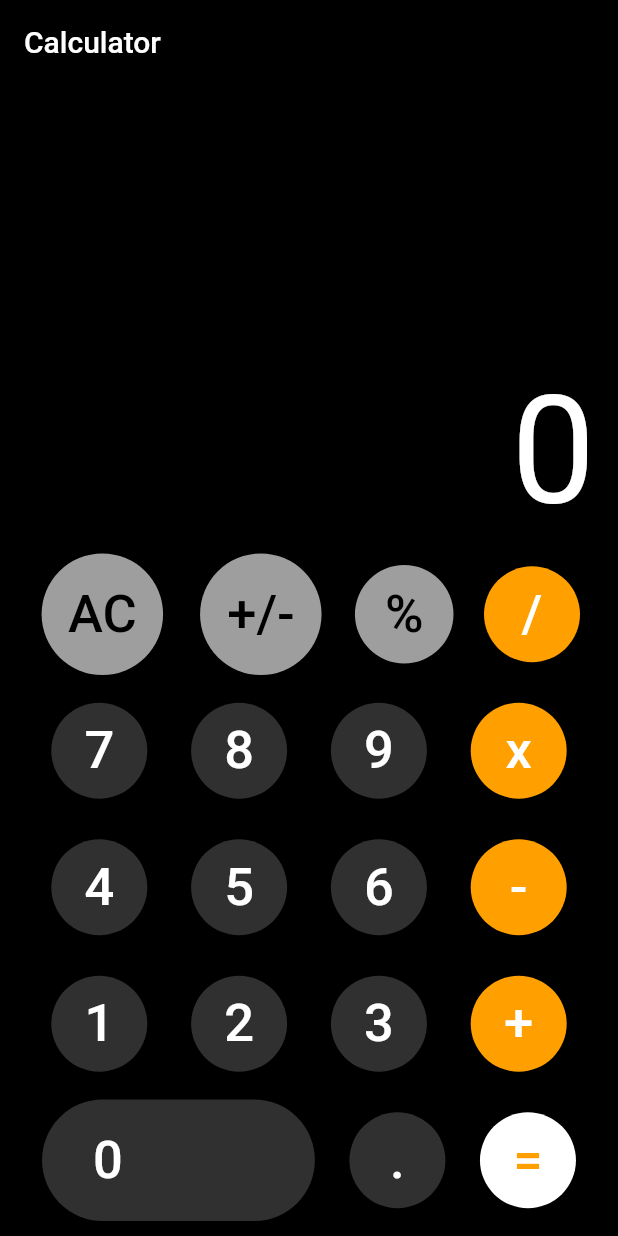
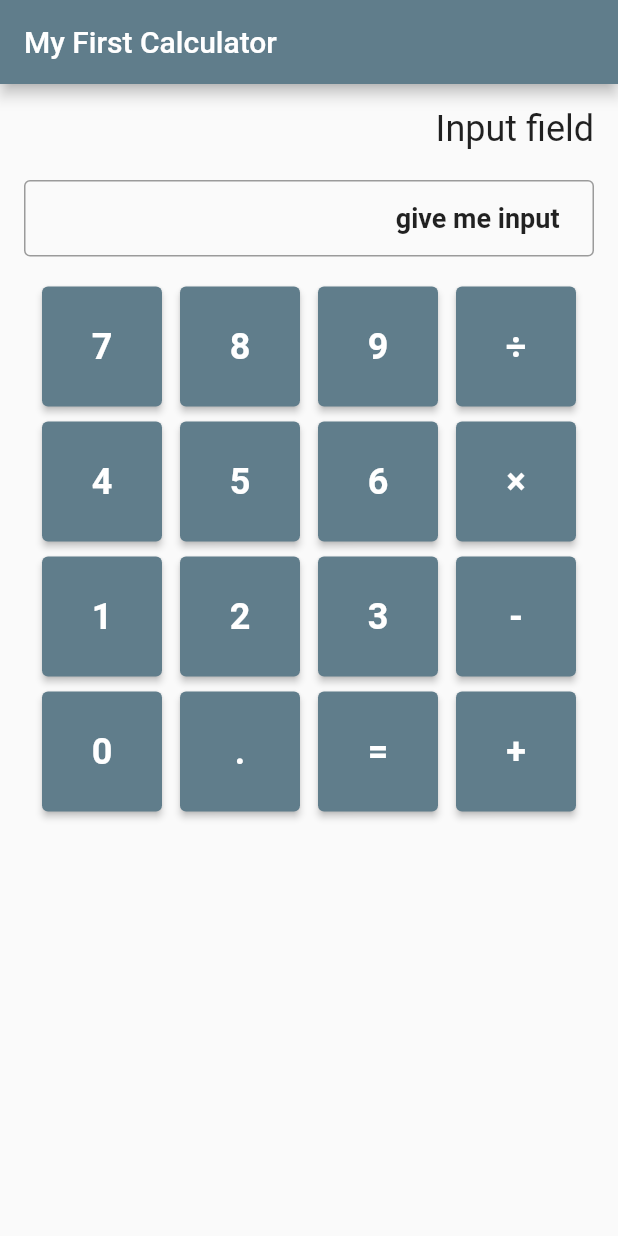
Before and after one commit to nusratjannat-2001/calculatorapp, a Flutter app: the screen it shows after launch, on a phone screen of 412 x 824 dp. Run offline on Flutter 3.47's test engine with Material 2 defaults, Android fonts, the phone set to English and light mode, and no system bars.

Commit message:
Update main.dart

```diff
--- a/lib/main.dart
+++ b/lib/main.dart
@@ -1,265 +1,110 @@
 import 'package:flutter/material.dart';
 
-void main() => runApp(MyApp());
+void main() {
+  runApp(CalculatorApp());
+}
 
-class MyApp extends StatelessWidget {
+class CalculatorApp extends StatelessWidget {
   @override
   Widget build(BuildContext context) {
     return MaterialApp(
-      debugShowCheckedModeBanner: false,
-      home: Calculator(),
+      title: 'Calculator App',
+      theme: ThemeData(primarySwatch: Colors.blueGrey),
+      home: CalculatorScreen(),
     );
   }
 }
 
-class Calculator extends StatefulWidget {
-  @override
-  _CalculatorState createState() => _CalculatorState();
-}
-
-class _CalculatorState extends State<Calculator> {
-  dynamic displaytxt = 20;
-  //Button Widget
-  Widget calcbutton(String btntxt, Color btncolor, Color txtcolor) {
-    return Container(
-      child: ElevatedButton(
-        style: ElevatedButton.styleFrom(
-          padding: EdgeInsets.all(20),
-          shape: CircleBorder(),
-          backgroundColor: btncolor,
-        ),
-        onPressed: () {
-          calculation(btntxt);
-        },
-        child: Text(
-          btntxt,
-          style: TextStyle(
-            fontSize: 35,
-            color: txtcolor,
-          ),
-        ),
-      ),
-    );
-  }
-
+class CalculatorScreen extends StatelessWidget {
   @override
   Widget build(BuildContext context) {
-    //Calculator
     return Scaffold(
-      backgroundColor: Colors.black,
-      appBar: AppBar(
-        title: Text('Calculator'),
-        backgroundColor: Colors.black,
-      ),
+      appBar: AppBar(title: Text('My First Calculator')),
       body: Padding(
-        padding: EdgeInsets.symmetric(horizontal: 5),
+        padding: const EdgeInsets.all(16.0),
         child: Column(
-          mainAxisAlignment: MainAxisAlignment.end,
-          children: <Widget>[
-            // Calculator display
-            SingleChildScrollView(
-              scrollDirection: Axis.vertical,
-              child: Row(
-                mainAxisAlignment: MainAxisAlignment.end,
-                children: <Widget>[
-                  Padding(
-                    padding: const EdgeInsets.all(10.0),
-                    child: Text(
-                      '$text',
-                      textAlign: TextAlign.left,
-                      style: TextStyle(
-                        color: Colors.white,
-                        fontSize: 100,
-                      ),
-                    ),
-                  )
-                ],
+          crossAxisAlignment: CrossAxisAlignment.end,
+          children: [
+            Text(
+              'Input field', // Display the ongoing calculation or result here
+              style: TextStyle(fontSize: 24),
+            ),
+            SizedBox(height: 20),
+            TextField(
+              decoration: InputDecoration(
+                border: OutlineInputBorder(),
+                contentPadding: EdgeInsets.symmetric(vertical: 15, horizontal: 20),
               ),
-            ),
+              style: TextStyle(fontSize: 18, fontWeight: FontWeight.bold ,),
+              textAlign: TextAlign.end,
+              readOnly: true,
+              controller: TextEditingController(text: 'give me input'), // Replace '579' with your current input
+            )
+            ,
+            SizedBox(height: 20),
             Row(
               mainAxisAlignment: MainAxisAlignment.spaceEvenly,
-              children: <Widget>[
-                calcbutton('AC', Colors.grey, Colors.black),
-                calcbutton('+/-', Colors.grey, Colors.black),
-                calcbutton('%', Colors.grey, Colors.black),
-                calcbutton('/', Colors.amber[700]!, Colors.white),
+              children: [
+                CalculatorButton(text: '7'),
+                CalculatorButton(text: '8'),
+                CalculatorButton(text: '9'),
+                CalculatorButton(text: '÷'),
               ],
             ),
-            SizedBox(
-              height: 10,
-            ),
+            SizedBox(height: 10),
             Row(
               mainAxisAlignment: MainAxisAlignment.spaceEvenly,
-              children: <Widget>[
-                calcbutton('7', Colors.grey[850]!, Colors.white),
-                calcbutton('8', Colors.grey[850]!, Colors.white),
-                calcbutton('9', Colors.grey[850]!, Colors.white),
-                calcbutton('x', Colors.amber[700]!, Colors.white),
+              children: [
+                CalculatorButton(text: '4'),
+                CalculatorButton(text: '5'),
+                CalculatorButton(text: '6'),
+                CalculatorButton(text: '×'),
               ],
             ),
-            SizedBox(
-              height: 10,
-            ),
+            SizedBox(height: 10),
             Row(
               mainAxisAlignment: MainAxisAlignment.spaceEvenly,
-              children: <Widget>[
-                calcbutton('4', Colors.grey[850]!, Colors.white),
-                calcbutton('5', Colors.grey[850]!, Colors.white),
-                calcbutton('6', Colors.grey[850]!, Colors.white),
-                calcbutton('-', Colors.amber[700]!, Colors.white),
+              children: [
+                CalculatorButton(text: '1'),
+                CalculatorButton(text: '2'),
+                CalculatorButton(text: '3'),
+                CalculatorButton(text: '-'),
               ],
             ),
-            SizedBox(
-              height: 10,
-            ),
+            SizedBox(height: 10),
             Row(
               mainAxisAlignment: MainAxisAlignment.spaceEvenly,
-              children: <Widget>[
-                calcbutton('1', Colors.grey[850]!, Colors.white),
-                calcbutton('2', Colors.grey[850]!, Colors.white),
-                calcbutton('3', Colors.grey[850]!, Colors.white),
-                calcbutton('+', Colors.amber[700]!, Colors.white),
+              children: [
+                CalculatorButton(text: '0'),
+                CalculatorButton(text: '.'),
+                CalculatorButton(text: '='),
+                CalculatorButton(text: '+'),
               ],
-            ),
-            SizedBox(
-              height: 10,
-            ),
-            Row(
-              mainAxisAlignment: MainAxisAlignment.spaceEvenly,
-              children: <Widget>[
-                //this is button Zero
-                ElevatedButton(
-                  style: ElevatedButton.styleFrom(
-                    padding: EdgeInsets.fromLTRB(34, 20, 128, 20),
-                    shape: StadiumBorder(),
-                    backgroundColor: Colors.grey[850],
-                  ),
-                  onPressed: () {
-                    calculation('0');
-                  },
-                  child: Text(
-                    '0',
-                    style: TextStyle(fontSize: 35, color: Colors.white),
-                  ),
-                ),
-                calcbutton('.', Colors.grey[850]!, Colors.white),
-                calcbutton('=', Colors.white, Colors.amber[700]!),
-              ],
-            ),
-            SizedBox(
-              height: 10,
             ),
           ],
         ),
       ),
     );
   }
+}
 
-  //Calculator logic
-  dynamic text = '0';
-  double numOne = 0;
-  double numTwo = 0;
+class CalculatorButton extends StatelessWidget {
+  final String text;
 
-  dynamic result = '';
-  dynamic finalResult = '';
-  dynamic opr = '';
-  dynamic preOpr = '';
-  void calculation(btnText) {
-    if (btnText == 'AC') {
-      text = '0';
-      numOne = 0;
-      numTwo = 0;
-      result = '';
-      finalResult = '0';
-      opr = '';
-      preOpr = '';
-    } else if (opr == '=' && btnText == '=') {
-      if (preOpr == '+') {
-        finalResult = add();
-      } else if (preOpr == '-') {
-        finalResult = sub();
-      } else if (preOpr == 'x') {
-        finalResult = mul();
-      } else if (preOpr == '/') {
-        finalResult = div();
-      }
-    } else if (btnText == '+' ||
-        btnText == '-' ||
-        btnText == 'x' ||
-        btnText == '/' ||
-        btnText == '=') {
-      if (numOne == 0) {
-        numOne = double.parse(result);
-      } else {
-        numTwo = double.parse(result);
-      }
+  const CalculatorButton({required this.text});
 
-      if (opr == '+') {
-        finalResult = add();
-      } else if (opr == '-') {
-        finalResult = sub();
-      } else if (opr == 'x') {
-        finalResult = mul();
-      } else if (opr == '/') {
-        finalResult = div();
-      }
-      preOpr = opr;
-      opr = btnText;
-      result = '';
-    } else if (btnText == '%') {
-      result = numOne / 100;
-      finalResult = doesContainDecimal(result);
-    } else if (btnText == '.') {
-      if (!result.toString().contains('.')) {
-        result = '$result.';
-      }
-      finalResult = result;
-    } else if (btnText == '+/-') {
-      result.toString().startsWith('-')
-          ? result = result.toString().substring(1)
-          : result = '-$result';
-      finalResult = result;
-    } else {
-      result = result + btnText;
-      finalResult = result;
-    }
-
-    setState(() {
-      text = finalResult;
-    });
-  }
-
-  String add() {
-    result = (numOne + numTwo).toString();
-    numOne = double.parse(result);
-    return doesContainDecimal(result);
-  }
-
-  String sub() {
-    result = (numOne - numTwo).toString();
-    numOne = double.parse(result);
-    return doesContainDecimal(result);
-  }
-
-  String mul() {
-    result = (numOne * numTwo).toString();
-    numOne = double.parse(result);
-    return doesContainDecimal(result);
-  }
-
-  String div() {
-    result = (numOne / numTwo).toString();
-    numOne = double.parse(result);
-    return doesContainDecimal(result);
-  }
-
-  String doesContainDecimal(dynamic result) {
-    if (result.toString().contains('.')) {
-      List<String> splitDecimal = result.toString().split('.');
-      if (!(int.parse(splitDecimal[1]) > 0)) {
-        return result = splitDecimal[0].toString();
-      }
-    }
-    return result;
+  @override
+  Widget build(BuildContext context) {
+    return Container(
+      width: 80,
+      height: 80,
+      child: ElevatedButton(
+        onPressed: () {},
+        child: Text(
+          text,
+          style: TextStyle(fontSize: 24, fontWeight: FontWeight.bold),
+        ),
+      ),
+    );
   }
 }
```
